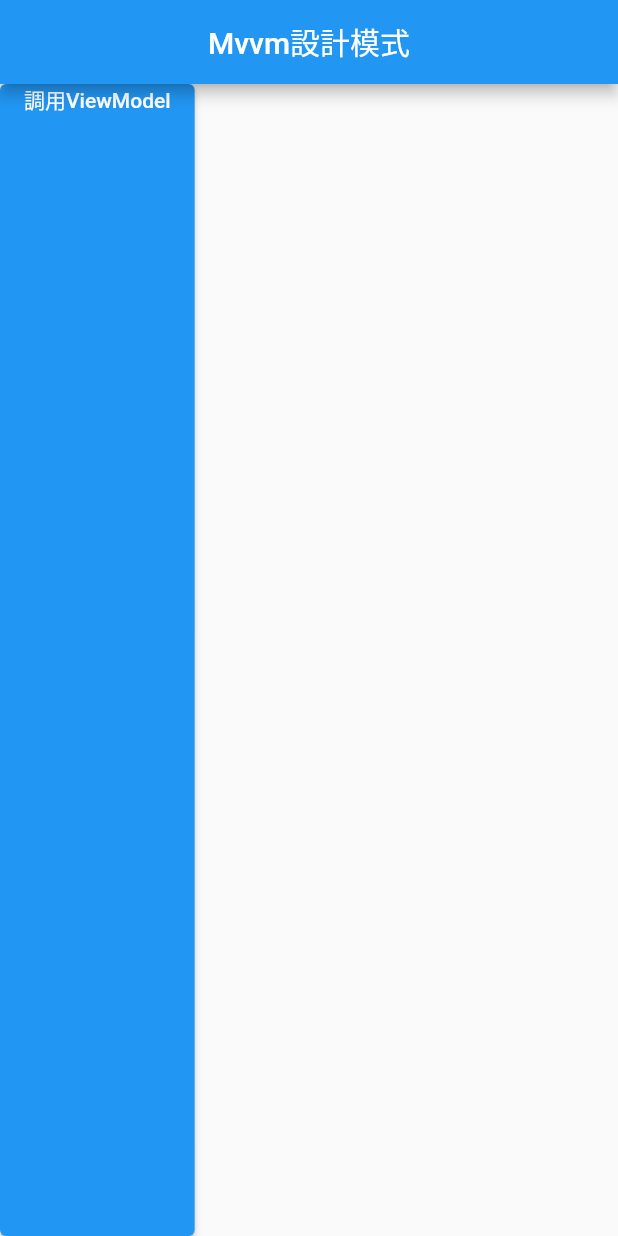
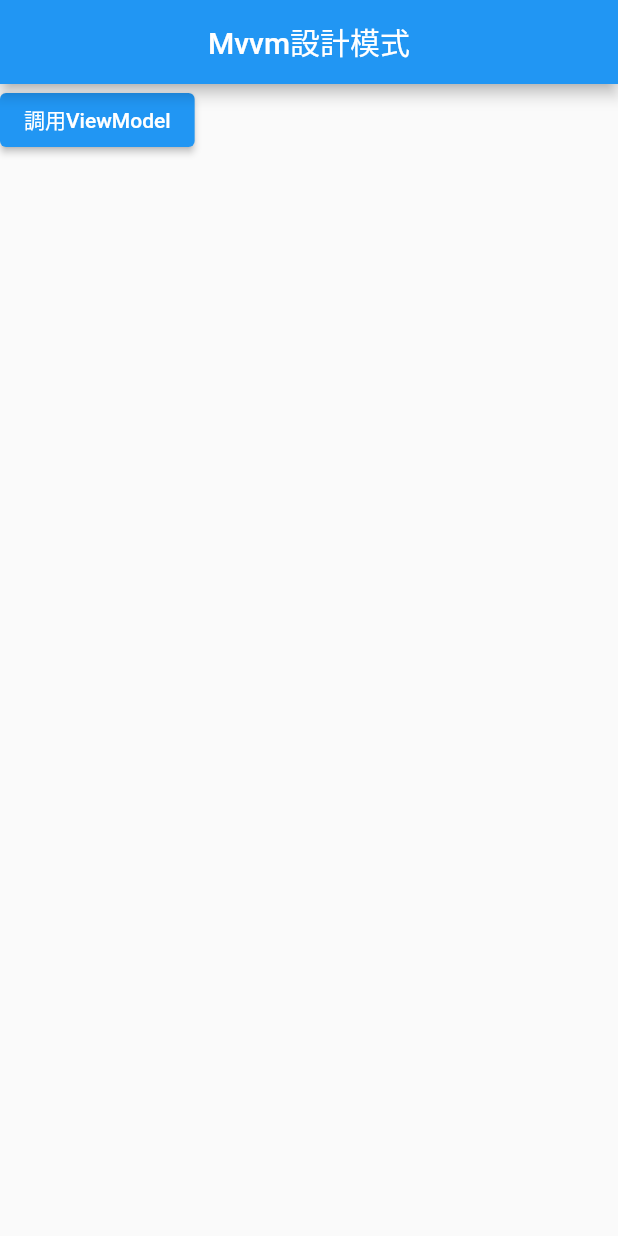
Before and after one commit to martin25tung/flutter_basic, a Flutter app: the screen it shows after launch, on a phone screen of 412 x 824 dp. Run offline on Flutter 3.47's test engine with Material 2 defaults, Android fonts, the phone set to English and light mode, and no system bars; our stand-ins replace dio.

Commit message:
進階MVVM、全局Context

```diff
--- a/lib/main.dart
+++ b/lib/main.dart
@@ -32,6 +32,8 @@ void main() {
   // runApp(const MyApp());
 }
 
+final GlobalKey<NavigatorState> navigatorKey = GlobalKey<NavigatorState>();
+
 class MyApp extends StatelessWidget {
   const MyApp({super.key});
 
@@ -39,6 +41,7 @@ class MyApp extends StatelessWidget {
   @override
   Widget build(BuildContext context) {
     return MaterialApp(
+      navigatorKey: navigatorKey,
       debugShowCheckedModeBanner: false,
       title: 'Flutter Demo',
       theme: ThemeData(
--- a/lib/view/mvvm_demo_view.dart
+++ b/lib/view/mvvm_demo_view.dart
@@ -18,15 +18,15 @@ class _MvvmDemoViewState extends State<MvvmDemoView> {
         title: Text("Mvvm設計模式"),
         centerTitle: true,
       ),
-      body: ElevatedButton(
-        child: Column(
-          children: [
-            Text("調用ViewModel"),
-          ],
-        ),
-        onPressed: () async {
-          context.read<MvvmDemoViewModel>().get("id");
-        },
+      body: Column(
+        children: [
+          ElevatedButton(
+            child: Text("調用ViewModel"),
+            onPressed: () async {
+              context.read<MvvmDemoViewModel>().get("id");
+            },
+          ),
+        ],
       ),
     );
   }
--- a/lib/view_model/mvvm_demo_view_model.dart
+++ b/lib/view_model/mvvm_demo_view_model.dart
@@ -1,4 +1,5 @@
 import 'package:flutter/cupertino.dart';
+import 'package:flutter_basic/main.dart';
 import 'package:flutter_basic/model/mvvm_demo_model.dart';
 
 class MvvmDemoViewModel extends ChangeNotifier {
@@ -6,6 +7,7 @@ class MvvmDemoViewModel extends ChangeNotifier {
 
   void get(String id) async {
     var result = await _model.get(id);
-    print(result);
+    print(result.statusCode.toString());
+    Navigator.of(navigatorKey.currentContext!!).pushNamed("dio");
   }
 }
```
